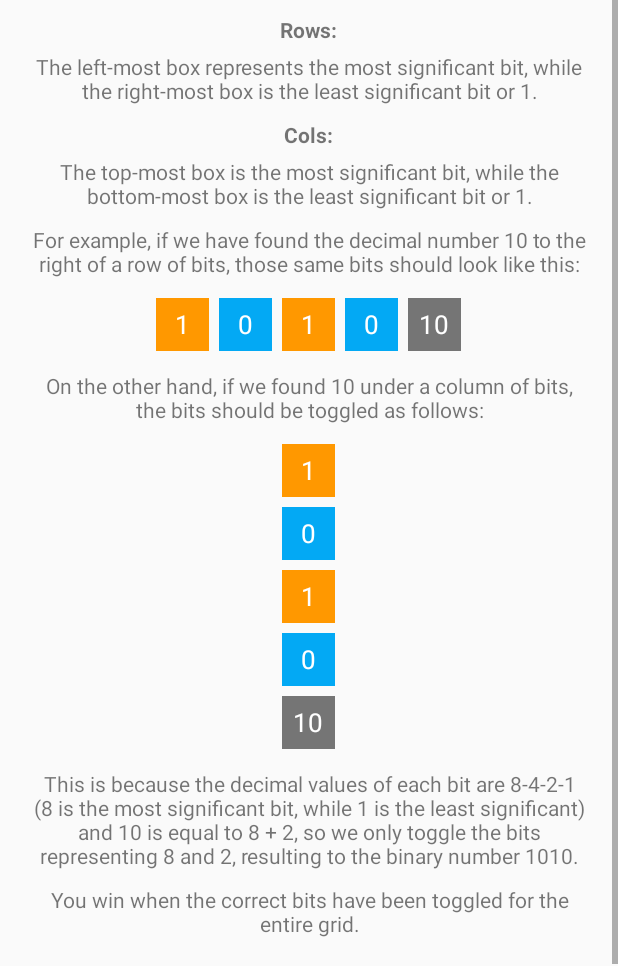
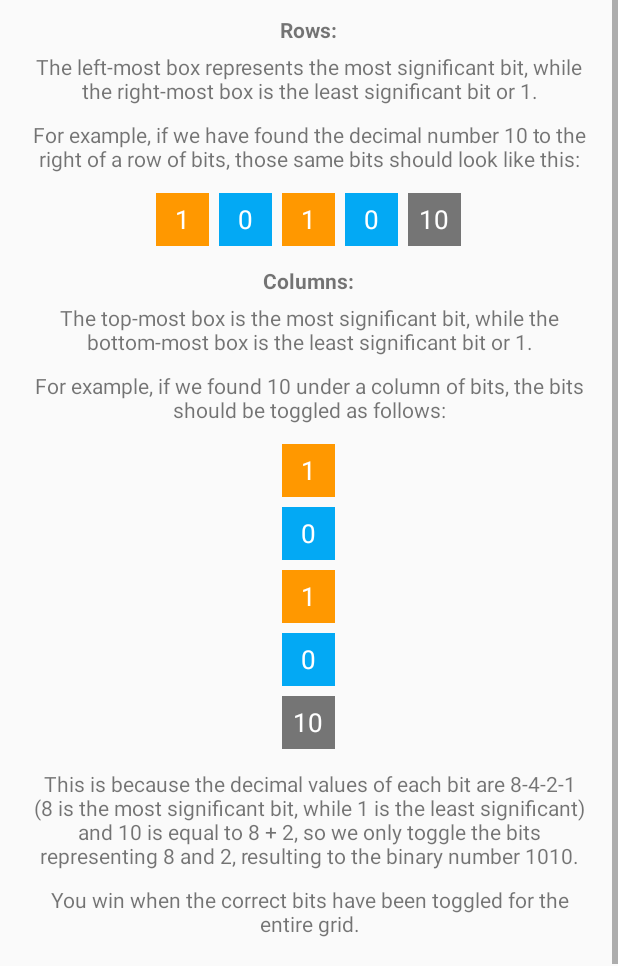
Before and after one commit to franzks-zz/GridofBits, an Android app: the layout dialog_how_to_play.xml on its own in the app's theme, with its tools: preview values and no code run, on a phone screen of 412 x 824 dp, the part 270-1236 px from its top. Run offline under Robolectric (Android 15) with nearby library versions, the phone set to English and light mode, and no system bars.

Commit message:
Reordered how to play content

```diff
--- a/app/src/main/res/layout/dialog_how_to_play.xml
+++ b/app/src/main/res/layout/dialog_how_to_play.xml
@@ -25,14 +25,6 @@
         <TextView style="@style/how_to_play_text_view"
             android:paddingTop="5dp"
             android:text="@string/how_to_play_rows" />
-
-        <TextView style="@style/how_to_play_text_view"
-            android:text="@string/how_to_play_cols_title"
-            android:textStyle="bold" />
-
-        <TextView style="@style/how_to_play_text_view"
-            android:paddingTop="5dp"
-            android:text="@string/how_to_play_cols" />
 
         <TextView style="@style/how_to_play_text_view"
             android:text="@string/how_to_play_rows_example" />
@@ -65,6 +57,14 @@
                 android:text="@string/ten" />
 
         </LinearLayout>
+
+        <TextView style="@style/how_to_play_text_view"
+            android:text="@string/how_to_play_cols_title"
+            android:textStyle="bold" />
+
+        <TextView style="@style/how_to_play_text_view"
+            android:paddingTop="5dp"
+            android:text="@string/how_to_play_cols" />
 
         <TextView style="@style/how_to_play_text_view"
             android:text="@string/how_to_play_cols_example" />
--- a/app/src/main/res/values/strings.xml
+++ b/app/src/main/res/values/strings.xml
@@ -28,7 +28,7 @@
     <string name="how_to_play_rows">
         The left-most box represents the most significant bit, while the right-most box is the least significant bit or "1".
     </string>
-    <string name="how_to_play_cols_title">Cols:</string>
+    <string name="how_to_play_cols_title">Columns:</string>
     <string name="how_to_play_cols">
         The top-most box is the most significant bit, while the bottom-most box is the least significant bit or "1".
     </string>
@@ -36,7 +36,7 @@
         For example, if we have found the decimal number "10" to the right of a row of bits, those same bits should look like this:
     </string>
     <string name="how_to_play_cols_example">
-        On the other hand, if we found "10" under a column of bits, the bits should be toggled as follows:
+        For example, if we found "10" under a column of bits, the bits should be toggled as follows:
     </string>
     <string name="how_to_play_example_explanation">
         This is because the decimal values of each bit are 8-4-2-1 (8 is the most significant bit, while 1 is the least significant) and 10 is equal to 8 + 2, so we only toggle the bits representing 8 and 2, resulting to the binary number 1010.
```
